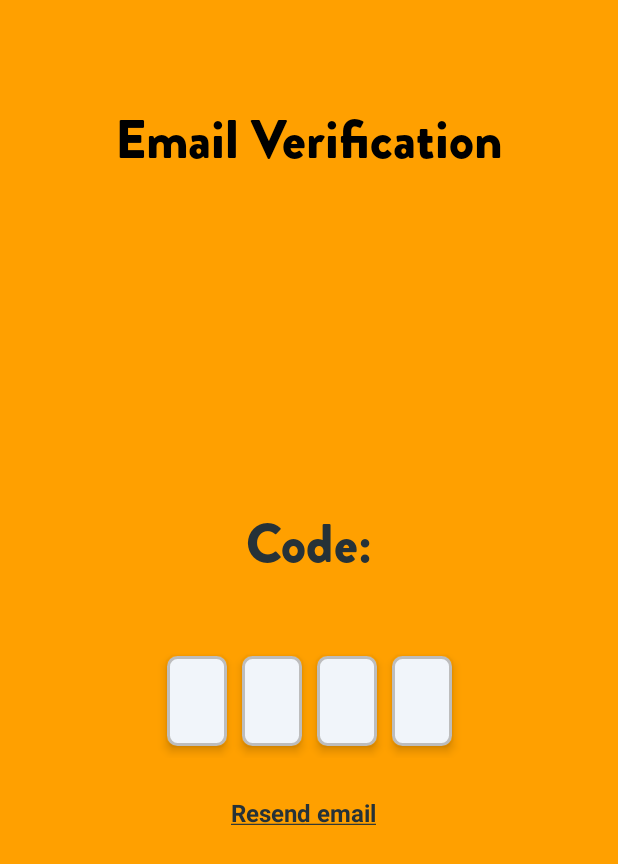
After one commit to KevinGB97333/tapas-top, an Android app: the VerifyMailFragment screen opened through its navigation route, on a phone screen of 412 x 824 dp. The commit adds this screen. Shown: the top 864 px of the screen. Run offline under Robolectric (Android 15) with nearby library versions, the phone set to English and light mode, and no system bars; our stand-ins replace data binding, navigation-ui; 1 statement that could not run was skipped.

Commit message:
Add verification fragment

```diff
--- a/TapasTop/app/src/main/java/es/upm/isii/tapastop/MainActivity.kt
+++ b/TapasTop/app/src/main/java/es/upm/isii/tapastop/MainActivity.kt
@@ -12,6 +12,9 @@ import androidx.viewpager2.widget.ViewPager2
 import com.google.android.material.tabs.TabLayout
 import es.upm.isii.tapastop.databinding.ActivityMainBinding
 
+interface IOnBackPressed {
+	fun onBackPressed(): Boolean
+}
 class MainActivity : AppCompatActivity(R.layout.activity_main) {
 
 	private lateinit var binding: ActivityMainBinding
@@ -21,7 +24,8 @@ class MainActivity : AppCompatActivity(R.layout.activity_main) {
 		super.onCreate(savedInstanceState)
 		AppCompatDelegate.setDefaultNightMode(AppCompatDelegate.MODE_NIGHT_NO);
 		binding = ActivityMainBinding.inflate(layoutInflater)
-		val navHostFragment = supportFragmentManager.findFragmentById(R.id.nav_host_fragment) as NavHostFragment
+		val navHostFragment =
+			supportFragmentManager.findFragmentById(R.id.nav_host_fragment) as NavHostFragment
 		navController = navHostFragment.navController
 	}
 
--- a/TapasTop/app/src/main/java/es/upm/isii/tapastop/PostSignUpFragment.kt
+++ b/TapasTop/app/src/main/java/es/upm/isii/tapastop/PostSignUpFragment.kt
@@ -4,27 +4,23 @@ import android.Manifest
 import android.app.Activity.RESULT_OK
 import android.content.Intent
 import android.content.pm.PackageManager
-import android.graphics.Bitmap
 import android.os.Bundle
 import android.provider.MediaStore
 import android.view.LayoutInflater
 import android.view.View
 import android.view.ViewGroup
-import android.widget.EditText
 import android.widget.Toast
 import androidx.core.app.ActivityCompat
-import androidx.core.app.ActivityCompat.startActivityForResult
 import androidx.core.view.drawToBitmap
 import androidx.fragment.app.Fragment
 import androidx.fragment.app.activityViewModels
 import androidx.navigation.fragment.findNavController
 import com.google.android.material.textfield.TextInputEditText
 import com.mikhaellopez.circularimageview.CircularImageView
-import es.upm.isii.tapastop.PostSignUpFragment.Companion.IMAGE_REQUEST_CODE
 import es.upm.isii.tapastop.databinding.FragmentPostSignupBinding
 import es.upm.isii.tapastop.model.UserViewModel
 import es.upm.isii.tapastop.model.restApiStatus
-import kotlin.math.round
+
 
 
 class PostSignUpFragment : Fragment() {
@@ -63,6 +59,7 @@ class PostSignUpFragment : Fragment() {
 	}
 
 	override fun onViewCreated(view: View, savedInstanceState: Bundle?) {
+		super.onViewCreated(view, savedInstanceState)
 		binding.apply {
 			viewModel = shareViewModel
 			shareViewModel.status.observe(viewLifecycleOwner){
@@ -96,6 +93,7 @@ class PostSignUpFragment : Fragment() {
 			}
 		}
 	}
+
 	private fun setUserValues(){
 		shareViewModel.setProfileImage(profileImgIW.drawToBitmap())
 		shareViewModel.setName(nameET.text.toString().trim())
--- a/TapasTop/app/src/main/java/es/upm/isii/tapastop/SignupTabFragment.kt
+++ b/TapasTop/app/src/main/java/es/upm/isii/tapastop/SignupTabFragment.kt
@@ -133,7 +133,7 @@ class SignupTabFragment : Fragment() {
 				shareViewModel.setUsername(username)
 				shareViewModel.setUserEmail(email)
 				shareViewModel.setUserPassword(password)
-				findNavController().navigate(R.id.action_initialFragment_to_postSignUpFragment)
+				findNavController().navigate(R.id.action_initialFragment_to_verifyMailFragment)
 			}
 		}
 	}
--- /dev/null
+++ b/TapasTop/app/src/main/java/es/upm/isii/tapastop/VerifyMailFragment.kt
@@ -0,0 +1,174 @@
+package es.upm.isii.tapastop
+
+import android.content.Context
+import android.os.Bundle
+import android.util.Log
+import android.view.KeyEvent
+import android.view.LayoutInflater
+import android.view.View
+import android.view.ViewGroup
+import android.view.inputmethod.InputMethodManager
+import android.widget.EditText
+import android.widget.FrameLayout
+import android.widget.LinearLayout
+import android.widget.Toast
+import androidx.constraintlayout.widget.ConstraintLayout
+import androidx.core.content.ContentProviderCompat.requireContext
+import androidx.core.content.getSystemService
+import androidx.core.widget.addTextChangedListener
+import androidx.fragment.app.Fragment
+import androidx.fragment.app.activityViewModels
+import androidx.navigation.fragment.findNavController
+import es.upm.isii.tapastop.databinding.FragmentVerifyMailBinding
+import es.upm.isii.tapastop.model.UserViewModel
+import java.security.Key
+
+class VerifyMailFragment : Fragment() {
+	private var _binding: FragmentVerifyMailBinding? = null
+
+	private val binding get() = _binding!!
+
+	private val sharedViewModel: UserViewModel by activityViewModels()
+
+	private lateinit var editTextOne: EditText
+	private lateinit var editTextTwo: EditText
+	private lateinit var editTextThree: EditText
+	private lateinit var editTextFour: EditText
+	private lateinit var frameLayoutRoot: FrameLayout
+	private lateinit var codeLayout: LinearLayout
+
+	override fun onCreateView(
+		inflater: LayoutInflater,
+		container: ViewGroup?,
+		savedInstanceState: Bundle?
+	): View? {
+		_binding = FragmentVerifyMailBinding.inflate(inflater, container, false)
+		val root = binding.root
+		frameLayoutRoot = binding.frameLayoutRoot
+		editTextOne = binding.editTextOne
+		editTextTwo = binding.editTextTwo
+		editTextThree = binding.editTextThree
+		editTextFour = binding.editTextFour
+		codeLayout = binding.codeLayout
+		setListener()
+		initFocus()
+		return root
+	}
+
+	override fun onViewCreated(view: View, savedInstanceState: Bundle?) {
+		super.onViewCreated(view, savedInstanceState)
+		sharedViewModel.sendMail()
+		binding.apply {
+
+			viewModel = sharedViewModel
+			resendCodeTextview.setOnClickListener {
+				sharedViewModel.sendMail()
+			}
+		}
+	}
+
+	private fun setListener() {
+
+		frameLayoutRoot.setOnClickListener {
+			val inputManager: InputMethodManager =
+				requireActivity().getSystemService(Context.INPUT_METHOD_SERVICE) as InputMethodManager
+			inputManager.hideSoftInputFromWindow(frameLayoutRoot.windowToken, 0)
+		}
+
+		setTextChangeListener(fromEditText = editTextOne, targetEditText = editTextTwo)
+		setTextChangeListener(fromEditText = editTextTwo, targetEditText = editTextThree)
+		setTextChangeListener(fromEditText = editTextThree, targetEditText = editTextFour)
+		setTextChangeListener(fromEditText = editTextFour, done = {
+			if (verifyCode()) {
+				findNavController().navigate(R.id.action_verifyMailFragment_to_postSignUpFragment)
+			}
+		})
+		setKeyListener(fromEditText = editTextTwo, backToEditText = editTextOne)
+		setKeyListener(fromEditText = editTextThree, backToEditText = editTextTwo)
+		setKeyListener(fromEditText = editTextFour, backToEditText = editTextThree)
+	}
+
+	private fun initFocus() {
+		editTextOne.isEnabled = true
+
+		editTextOne.postDelayed({
+			editTextOne.requestFocus()
+			val inputMethodManager =
+				requireActivity().getSystemService(Context.INPUT_METHOD_SERVICE) as InputMethodManager
+			inputMethodManager.showSoftInput(editTextOne, InputMethodManager.SHOW_FORCED)
+		}, 500)
+	}
+
+	private fun reset() {
+		editTextOne.isEnabled = false
+		editTextTwo.isEnabled = false
+		editTextThree.isEnabled = false
+		editTextFour.isEnabled = false
+
+		editTextOne.setText("")
+		editTextTwo.setText("")
+		editTextThree.setText("")
+		editTextFour.setText("")
+		initFocus()
+	}
+
+	private fun setTextChangeListener(
+		fromEditText: EditText,
+		targetEditText: EditText? = null,
+		done: (() -> Unit)? = null
+	) {
+		fromEditText.addTextChangedListener {
+			it?.let { string ->
+				if (string.isNotEmpty()) {
+					targetEditText?.let { editText ->
+						editText.isEnabled = true
+						editText.requestFocus()
+					} ?: run {
+						done?.let { done ->
+							done()
+						}
+					}
+					fromEditText.clearFocus()
+					fromEditText.isEnabled = false
+				}
+			}
+		}
+	}
+
+	private fun setKeyListener(fromEditText: EditText, backToEditText: EditText) {
+		fromEditText.setOnKeyListener { _, _, event ->
+
+			if (null != event && KeyEvent.KEYCODE_DEL == event.keyCode && KeyEvent.ACTION_DOWN == event.action) {
+				Log.d("Event Delete", "$event")
+				backToEditText.isEnabled = true
+				backToEditText.requestFocus()
+				backToEditText.setText("")
+
+				fromEditText.clearFocus()
+				fromEditText.isEnabled = false
+			}
+			false
+		}
+	}
+
+	private fun verifyCode(): Boolean {
+		var success = false
+		val code = "${editTextOne.text.toString().trim()}" +
+				"${editTextTwo.text.toString().trim()}" +
+				"${editTextThree.text.toString().trim()}" +
+				"${editTextFour.text.toString().trim()}"
+
+		if (code.length == 4 && code == sharedViewModel.code) {
+			Toast.makeText(requireContext(), "Success", Toast.LENGTH_SHORT).show()
+			val inputManager =
+				requireActivity().getSystemService(Context.INPUT_METHOD_SERVICE) as InputMethodManager
+			inputManager.hideSoftInputFromWindow(frameLayoutRoot.windowToken, 0)
+			success = true
+		}
+		if (!success) {
+			Toast.makeText(requireContext(), "Wrong Code", Toast.LENGTH_SHORT).show()
+			reset()
+		}
+		return success
+	}
+}
--- a/TapasTop/app/src/main/java/es/upm/isii/tapastop/model/UserViewModel.kt
+++ b/TapasTop/app/src/main/java/es/upm/isii/tapastop/model/UserViewModel.kt
@@ -2,6 +2,8 @@ package es.upm.isii.tapastop.model
 
 import android.graphics.Bitmap
 import android.graphics.BitmapFactory
+import android.opengl.ETC1.decodeImage
+import android.opengl.ETC1.encodeImage
 
 import android.util.Base64
 import android.util.Log
@@ -9,6 +11,7 @@ import androidx.lifecycle.LiveData
 import androidx.lifecycle.MutableLiveData
 import androidx.lifecycle.ViewModel
 import androidx.lifecycle.viewModelScope
+import com.bumptech.glide.Glide.init
 import es.upm.isii.tapastop.network.TapasTopApi
 import es.upm.isii.tapastop.network.User
 import es.upm.isii.tapastop.network.UserResponse
@@ -48,13 +51,17 @@ class UserViewModel : ViewModel(){
     val status : LiveData<restApiStatus> = _status
 
     private val password = "randomPass"
-
+    var code : String = ""
     init{
         resetUser()
     }
 
-
-
+    /**
+     * Retrieve user from the server
+     *
+     * @param username of the desired user
+     * @param password of the desired user
+     */
     fun getUser(username : String, password : String){
         viewModelScope.launch {
             //Status
@@ -77,6 +84,24 @@ class UserViewModel : ViewModel(){
             }
         }
     }
+
+    /**
+     * Send request to the server to send verification email to the current user
+     */
+    fun sendMail(){
+        generateCode()
+        viewModelScope.launch {
+            try{
+                val response = _currentUser.value?.let {
+                    TapasTopApi.retrofitService.sendVerificationMail(
+                        it.email, code)
+                }
+            }catch(e : Exception){
+                Log.d("Send email exception", "${e.printStackTrace()}")
+            }
+        }
+    }
+
     fun createUser(){
         viewModelScope.launch {
             _status.value = restApiStatus.LOADING
@@ -107,6 +132,7 @@ class UserViewModel : ViewModel(){
      * Resets values to default when the viewModel initializes
      */
     fun resetUser() {
+        code = ""
         _status.value = restApiStatus.NOTHING
         profilePicIsSet = false
         _currentUser.value = User("","","","","","","","","","")
@@ -142,6 +168,14 @@ class UserViewModel : ViewModel(){
     }
     fun setDescription(description : String){
         _currentUser.value?.description = description
+    }
+    private fun generateCode(){
+        code = "${(0..9).random()}"+
+                "${(0..9).random()}"+
+                "${(0..9).random()}"+
+                "${(0..9).random()}"
+
+        Log.d("CODE GENERATED:",code)
     }
     /**
      * Set user profile image
--- a/TapasTop/app/src/main/java/es/upm/isii/tapastop/network/CreateResponse.kt
+++ b/TapasTop/app/src/main/java/es/upm/isii/tapastop/network/MessageResponse.kt
@@ -2,6 +2,6 @@ package es.upm.isii.tapastop.network
 
 import com.squareup.moshi.Json
 
-data class CreateResponse(
+data class MessageResponse(
     @Json(name="mensaje")val message: String
 )
--- a/TapasTop/app/src/main/java/es/upm/isii/tapastop/network/TapasTopApiService.kt
+++ b/TapasTop/app/src/main/java/es/upm/isii/tapastop/network/TapasTopApiService.kt
@@ -39,8 +39,10 @@ interface TapasTopApiService{
     suspend fun getLoginUser(@Query("username") username : String, @Query("password") password : String) : Response<UserResponse>
 
     @POST("users")
-    suspend fun createUser(@Body user : UserResponse) : Response<CreateResponse>
+    suspend fun createUser(@Body user : UserResponse) : Response<MessageResponse>
 
+    @POST("verifyMail")
+    suspend fun sendVerificationMail(@Query("email") email : String, @Query("code") code : String) : Response<MessageResponse>
 
     @PUT("users/{username}")
     suspend fun updateUser(@Path("username") username: String, @Body user : User)
--- /dev/null
+++ b/TapasTop/app/src/main/res/drawable/code_item_bg.xml
@@ -0,0 +1,11 @@
+<?xml version="1.0" encoding="utf-8"?>
+<shape xmlns:android="http://schemas.android.com/apk/res/android"
+    android:padding="0dp"
+    android:shape="rectangle">
+    <solid android:color="@color/light_white"/>
+    <corners
+        android:radius="6dp"
+        />
+    <stroke android:color="@color/grey_400"
+        android:width="2dp"/>
+</shape>
--- /dev/null
+++ b/TapasTop/app/src/main/res/drawable/text_cursor.xml
@@ -0,0 +1,5 @@
+<?xml version="1.0" encoding="utf-8"?>
+<shape xmlns:android="http://schemas.android.com/apk/res/android">
+    <size android:width="2dp"/>
+    <solid android:color="@color/black"/>
+</shape>
--- /dev/null
+++ b/TapasTop/app/src/main/res/layout/fragment_verify_mail.xml
@@ -0,0 +1,150 @@
+<?xml version="1.0" encoding="utf-8"?>
+<layout xmlns:android="http://schemas.android.com/apk/res/android"
+    xmlns:app="http://schemas.android.com/apk/res-auto">
+    <data>
+        <variable
+            name="viewModel"
+            type="es.upm.isii.tapastop.model.UserViewModel" />
+
+    </data>
+    <FrameLayout
+        android:layout_width="match_parent"
+        android:layout_height="match_parent"
+        android:id="@+id/frame_layout_root">
+
+        <androidx.constraintlayout.widget.ConstraintLayout
+            android:layout_width="match_parent"
+            android:layout_height="match_parent"
+            android:background="@color/amber_700">
+            <TextView
+                android:id="@+id/email_verification_title"
+                android:layout_width="wrap_content"
+                android:layout_height="wrap_content"
+                android:text="@string/email_verification_title"
+                android:layout_marginTop="30dp"
+                app:layout_constraintTop_toTopOf="parent"
+                app:layout_constraintLeft_toLeftOf="parent"
+                app:layout_constraintRight_toRightOf="parent"
+                app:layout_constraintBottom_toBottomOf="parent"
+                app:layout_constraintVertical_bias="0.05"
+                android:fontFamily="@font/brandon_grotesque_black"
+                android:textSize="36sp"
+                android:textColor="@color/black"
+                />
+            <TextView
+                android:id="@+id/email_code_title"
+                android:layout_width="wrap_content"
+                android:layout_height="wrap_content"
+                android:text="@string/code"
+                android:layout_marginTop="30dp"
+                app:layout_constraintTop_toBottomOf="@id/email_verification_title"
+                app:layout_constraintLeft_toLeftOf="@id/email_verification_title"
+                app:layout_constraintRight_toRightOf="@id/email_verification_title"
+                app:layout_constraintBottom_toBottomOf="parent"
+                app:layout_constraintVertical_bias="0.3"
+                android:fontFamily="@font/brandon_grotesque_black"
+                android:textSize="36sp"
+                android:textColor="@color/grey_900"
+                />
+            <LinearLayout
+                android:id="@+id/code_layout"
+                android:layout_marginBottom="90dp"
+                android:layout_width="wrap_content"
+                android:layout_height="wrap_content"
+                app:layout_constraintTop_toBottomOf="@id/email_code_title"
+                app:layout_constraintBottom_toBottomOf="parent"
+                app:layout_constraintRight_toRightOf="@id/email_code_title"
+                app:layout_constraintLeft_toLeftOf="@id/email_code_title"
+                app:layout_constraintVertical_bias="0.15"
+                android:orientation="horizontal"
+                android:padding="8dp"
+                android:clipToPadding="false">
+
+                <EditText
+                    android:id="@+id/edit_text_one"
+                    android:layout_width="40dp"
+                    android:layout_height="60dp"
+                    android:background="@drawable/code_item_bg"
+                    android:enabled="false"
+                    android:gravity="center"
+                    android:imeOptions="actionDone"
+                    android:inputType="numberDecimal"
+                    android:maxLength="1"
+                    android:maxLines="1"
+                    android:textColor="@color/black"
+                    android:textCursorDrawable="@drawable/text_cursor"
+                    android:textSize="15pt"
+                    android:textStyle="bold"
+                    android:elevation="4dp"/>
+                <EditText
+                    android:layout_marginStart="10dp"
+                    android:id="@+id/edit_text_two"
+                    android:layout_width="40dp"
+                    android:layout_height="60dp"
+                    android:background="@drawable/code_item_bg"
+                    android:enabled="false"
+                    android:gravity="center"
+                    android:imeOptions="actionDone"
+                    android:inputType="numberDecimal"
+                    android:maxLength="1"
+                    android:maxLines="1"
+                    android:textColor="@color/black"
+                    android:textCursorDrawable="@drawable/text_cursor"
+                    android:textSize="15pt"
+                    android:textStyle="bold"
+                    android:elevation="4dp"/>
+                <EditText
+                    android:layout_marginStart="10dp"
+                    android:id="@+id/edit_text_three"
+                    android:layout_width="40dp"
+                    android:layout_height="60dp"
+                    android:background="@drawable/code_item_bg"
+                    android:enabled="false"
+                    android:gravity="center"
+                    android:imeOptions="actionDone"
+                    android:inputType="numberDecimal"
+                    android:maxLength="1"
+                    android:maxLines="1"
+                    android:textColor="@color/black"
+                    android:textCursorDrawable="@drawable/text_cursor"
+                    android:textSize="15pt"
+                    android:textStyle="bold"
+                    android:elevation="4dp"/>
+                <EditText
+                    android:layout_marginStart="10dp"
+                    android:id="@+id/edit_text_four"
+                    android:layout_width="40dp"
+                    android:layout_height="60dp"
+                    android:background="@drawable/code_item_bg"
+                    android:enabled="false"
+                    android:gravity="center"
+                    android:imeOptions="actionDone"
+                    android:inputType="numberDecimal"
+                    android:textCursorDrawable="@drawable/text_cursor"
+                    android:maxLength="1"
+                    android:maxLines="1"
+                    android:textColor="@color/black"
+                    android:textSize="15pt"
+                    android:textStyle="bold"
+                    android:elevation="4dp"/>
+            </LinearLayout>
+
+            <TextView
+                android:id="@+id/resend_code_textview"
+                android:layout_width="wrap_content"
+                android:layout_height="wrap_content"
+                android:text="@string/resend_email"
+                android:paddingRight="8dp"
+                android:layout_marginTop="25dp"
+                app:layout_constraintEnd_toEndOf="@id/code_layout"
+                app:layout_constraintStart_toStartOf="@id/code_layout"
+                app:layout_constraintTop_toBottomOf="@id/code_layout"
+                android:textSize="16sp"
+                android:textColor="@color/grey_900"
+                android:textStyle="bold"/>
+        </androidx.constraintlayout.widget.ConstraintLayout>
+
+
+    </FrameLayout>
+
+</layout>
--- a/TapasTop/app/src/main/res/navigation/nav_graph.xml
+++ b/TapasTop/app/src/main/res/navigation/nav_graph.xml
@@ -13,12 +13,11 @@
             app:destination="@id/mainMenuFragment"
             app:enterAnim="@anim/enter_anim"
             app:popUpTo="@id/initialFragment"
-            app:popUpToInclusive="true" />
+            app:popUpToInclusive="false" />
         <action
-            android:id="@+id/action_initialFragment_to_postSignUpFragment"
-            app:destination="@id/postSignUpFragment"
-            app:popUpTo="@id/initialFragment"
-            app:popUpToInclusive="false" />
+            android:id="@+id/action_initialFragment_to_verifyMailFragment"
+            app:destination="@id/verifyMailFragment"
+            app:enterAnim="@android:anim/slide_in_left" />
     </fragment>
     <fragment
         android:id="@+id/mainMenuFragment"
@@ -58,4 +57,14 @@
             app:popUpTo="@id/nav_graph"
             app:popUpToInclusive="true" />
     </fragment>
+    <fragment
+        android:id="@+id/verifyMailFragment"
+        android:name="es.upm.isii.tapastop.VerifyMailFragment"
+        android:label="VerifyMailFragment" >
+        <action
+            android:id="@+id/action_verifyMailFragment_to_postSignUpFragment"
+            app:destination="@id/postSignUpFragment"
+            app:popUpTo="@id/initialFragment"
+            app:popUpToInclusive="false" />
+    </fragment>
 </navigation>
--- a/TapasTop/app/src/main/res/values/colors.xml
+++ b/TapasTop/app/src/main/res/values/colors.xml
@@ -9,6 +9,7 @@
     <color name="blue_700">#2962ff</color>
     <color name="blue_400">#42a5f5</color>
     <color name="indigo_900">#1a237e</color>
+    <color name="grey_400">#bdbdbd</color>
     <color name="grey_900">#263238</color>
     <color name="black">#FF000000</color>
     <color name="white">#FFFFFFFF</color>
--- a/TapasTop/app/src/main/res/values/strings.xml
+++ b/TapasTop/app/src/main/res/values/strings.xml
@@ -44,4 +44,7 @@
     <string name="age_title">Age\nVerification</string>
     <string name="age_warning">You must be 18 to use this app</string>
     <string name="select_from_gallery_text">Select from your gallery</string>
+    <string name="email_verification_title">Email Verification</string>
+    <string name="resend_email"><u>Resend email</u></string>
+    <string name="code">Code:</string>
 </resources>
```
Also changed, not shown: 1 other file.
